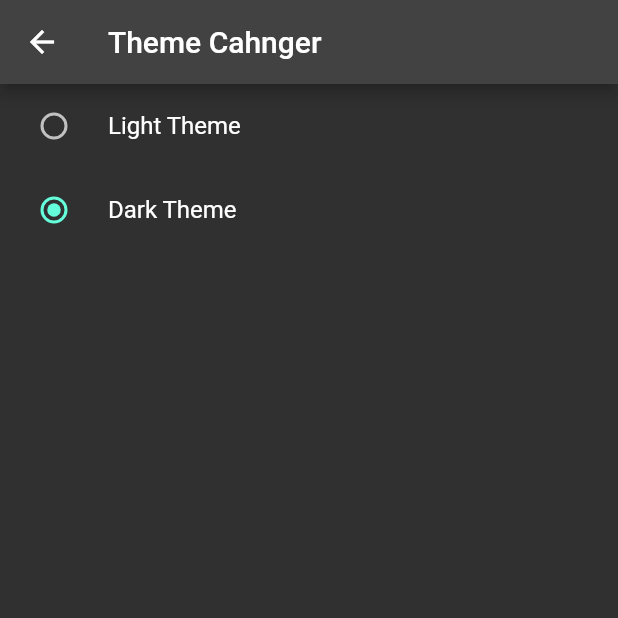
After one commit to priya-patel155/provider-flutter, a Flutter app: the DarkTheme screen opened directly, after a tap on "Dark Theme", on a phone screen of 412 x 824 dp, the top half of it. The commit adds this screen. Run offline on Flutter 3.47's test engine with Material 2 defaults, Android fonts, the phone set to English and light mode, and no system bars; our stand-ins replace dio, get, shared_preferences; accounts and stored records are empty; network calls fail.

Commit message:
provider

```diff
--- /dev/null
+++ b/lib/Provider/favourite_provider.dart
@@ -0,0 +1,17 @@
+import 'package:flutter/foundation.dart';
+
+class favourite extends ChangeNotifier {
+  List<int> _selected = [];
+  List<int> get selecteditem => _selected;
+
+  void addItem(int item) {
+    _selected.add(item);
+
+    notifyListeners();
+  }
+
+  void removeItem(int index) {
+    _selected.remove(index);
+    notifyListeners();
+  }
+}
--- /dev/null
+++ b/lib/Provider/theme_changer.dart
@@ -0,0 +1,11 @@
+import 'package:flutter/material.dart';
+
+class ThemeChanger extends ChangeNotifier {
+  var _thememode = ThemeMode.light;
+  ThemeMode get themeMode => _thememode;
+
+  void setTheme(themeMode) {
+    _thememode = themeMode;
+    notifyListeners();
+  }
+}
--- a/lib/main.dart
+++ b/lib/main.dart
@@ -2,9 +2,13 @@ import 'package:flutter/material.dart';
 import 'package:provider/provider.dart';
 import 'package:providerpractices/utils/employeeprovider.dart';
 import 'package:providerpractices/views/counter_Provider_app.dart';
+import 'package:providerpractices/views/dark_theme.dart';
+import 'package:providerpractices/views/favourite_screen.dart';
 import 'package:providerpractices/views/shopping_page.dart';
 
 import 'Provider/count_provider.dart';
+import 'Provider/favourite_provider.dart';
+import 'Provider/theme_changer.dart';
 import 'dropdownlist.dart';
 import 'employelist.dart';
 
@@ -23,13 +27,27 @@ class MyApp extends StatelessWidget {
           ChangeNotifierProvider(
             create: (_) => EmployeeProvider(),
           ),
+          ChangeNotifierProvider(
+            create: (_) => favourite(),
+          ),
+          ChangeNotifierProvider(
+            create: (_) => ThemeChanger(),
+          ),
         ],
-        child: MaterialApp(
-          title: 'Flutter Demo',
-          theme: ThemeData(
-            primarySwatch: Colors.blue,
-          ),
-          home: EmployeeList(),
+        child: Builder(
+          builder: (BuildContext context) {
+            final themechanger = Provider.of<ThemeChanger>(context);
+            return MaterialApp(
+              title: 'Flutter Demo',
+              themeMode: themechanger.themeMode,
+              theme: ThemeData(
+                brightness: Brightness.light,
+                primarySwatch: Colors.blue,
+              ),
+              darkTheme: ThemeData(brightness: Brightness.dark),
+              home: EmployeeList(),
+            );
+          },
         ));
   }
 }
--- a/lib/utils/employeeprovider.dart
+++ b/lib/utils/employeeprovider.dart
@@ -20,7 +20,7 @@ class EmployeeProvider extends ChangeNotifier {
           await Dio().get('https://jsonplaceholder.typicode.com/posts');
       print(response.data);
       if (response.statusCode == 200) {
-        var list = response.data as List;
+        List list = response.data;
         employeedatalist = list.map((element) {
           return PracticeModel.fromJson(element);
         }).toList();
--- /dev/null
+++ b/lib/views/dark_theme.dart
@@ -0,0 +1,37 @@
+import 'package:flutter/material.dart';
+import 'package:provider/provider.dart';
+
+import '../Provider/theme_changer.dart';
+
+class DarkTheme extends StatefulWidget {
+  const DarkTheme({Key? key}) : super(key: key);
+
+  @override
+  State<DarkTheme> createState() => _DarkThemeState();
+}
+
+class _DarkThemeState extends State<DarkTheme> {
+  @override
+  Widget build(BuildContext context) {
+    final themechanger = Provider.of<ThemeChanger>(context);
+    return Scaffold(
+      appBar: AppBar(
+        title: Text('Theme Cahnger'),
+      ),
+      body: Column(
+        children: [
+          RadioListTile<ThemeMode>(
+              title: Text('Light Theme'),
+              value: ThemeMode.light,
+              groupValue: themechanger.themeMode,
+              onChanged: themechanger.setTheme),
+          RadioListTile<ThemeMode>(
+              title: Text('Dark Theme'),
+              value: ThemeMode.dark,
+              groupValue: themechanger.themeMode,
+              onChanged: themechanger.setTheme)
+        ],
+      ),
+    );
+  }
+}
```
Also changed, not shown: lib/views/favourite_screen.dart (added, +52 -0 lines).
